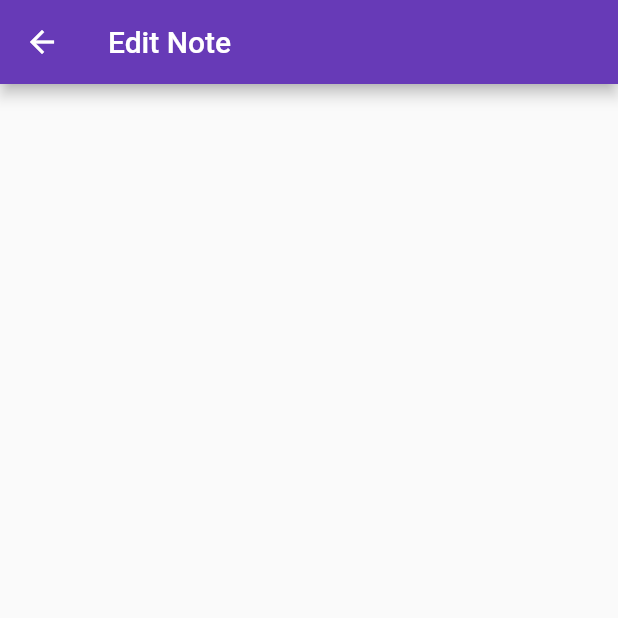
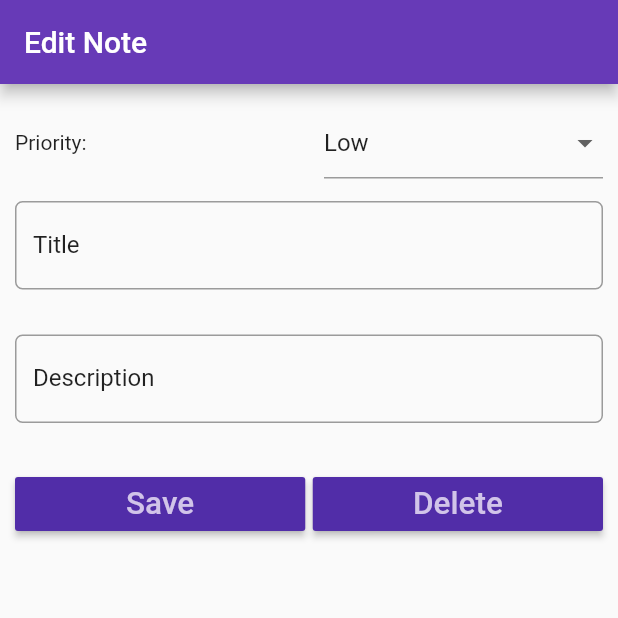
Before and after one commit to Leonardo-daVinci/notes-keeper, a Flutter app: the NoteDetail screen opened directly, on a phone screen of 412 x 824 dp, the top half of it. Run offline on Flutter 3.47's test engine with Material 2 defaults, Android fonts, the phone set to English and light mode, and no system bars.

Commit message:
Created Screens

```diff
--- a/lib/main.dart
+++ b/lib/main.dart
@@ -1,4 +1,5 @@
 import 'package:flutter/material.dart';
+import 'package:notes_app/screens/note_detail.dart';
 import 'package:notes_app/screens/note_list.dart';
 
 
@@ -14,7 +15,7 @@ class MyApp extends StatelessWidget {
       theme: ThemeData(
         primarySwatch: Colors.deepPurple,
       ),
-      home: NoteList(),
+      home: NoteDetail(),
     );
   }
 }
--- a/lib/screens/note_detail.dart
+++ b/lib/screens/note_detail.dart
@@ -6,15 +6,119 @@ class NoteDetail extends StatefulWidget {
 }
 
 class _NoteDetailState extends State<NoteDetail> {
+  final List<String> priorities = ['High', 'Mid', 'Low'];
+  TextEditingController titlecontroller = TextEditingController();
+  TextEditingController notecontroller = TextEditingController();
+
   @override
   Widget build(BuildContext context) {
+
+    TextStyle textstyle = Theme.of(context).textTheme.subhead;
+
     return Scaffold(
       appBar: AppBar(
         title: Text('Edit Note'),
       ),
 
       body: Padding(
-        padding: EdgeInsets.only(top: 15, left:10, right:10)
+        padding: EdgeInsets.only(top: 15, left:10, right:10),
+        child: Column(
+          children: <Widget>[
+            Row(
+              children: <Widget>[
+                Expanded(child: Text('Priority: ')),
+                SizedBox(width: 20),
+                Expanded(
+                  child: DropdownButtonFormField(
+                    value: 'Low',
+                    items: priorities.map((p){
+                      return DropdownMenuItem(
+                        value: p,
+                        child: Text('$p')
+                      );
+                    }).toList(),
+                    style: textstyle,
+                    onChanged: (value){
+                      setState(){
+                      }
+                    },
+                  ),
+                )
+              ],
+            ),
+
+            Padding(
+              padding: EdgeInsets.only(top: 15, bottom: 15),
+              child: TextField(
+                controller: titlecontroller,
+                style: textstyle,
+                onChanged: (value){
+
+                },
+                decoration: InputDecoration(
+                  labelText: 'Title',
+                  labelStyle: textstyle,
+                  border: OutlineInputBorder(
+                    borderRadius: BorderRadius.circular(5)
+                  ),
+                ),
+              ),
+            ),
+
+            Padding(
+              padding: EdgeInsets.only(top: 15, bottom: 15),
+              child: TextField(
+                controller: notecontroller,
+                style: textstyle,
+                onChanged: (value){
+
+                },
+                decoration: InputDecoration(
+                  labelText: 'Description',
+                  labelStyle: textstyle,
+                  border: OutlineInputBorder(
+                    borderRadius: BorderRadius.circular(5)
+                  ),
+                ),
+              ),
+            ),
+
+            Padding(
+              padding: EdgeInsets.only(top: 15, bottom: 15),
+              child: Row(
+                children: <Widget>[
+                  Expanded(
+                    child: RaisedButton(
+                      color: Theme.of(context).primaryColorDark,
+                      textColor: Theme.of(context).primaryColorLight,
+                      child: Text('Save', textScaleFactor: 1.5),
+                      onPressed: (){
+                        setState(() {
+
+                        });
+                      },
+                    ),
+                  ),
+
+                  SizedBox(width: 5,),
+
+                  Expanded(
+                    child: RaisedButton(
+                      color: Theme.of(context).primaryColorDark,
+                      textColor: Theme.of(context).primaryColorLight,
+                      child: Text('Delete', textScaleFactor: 1.5),
+                      onPressed: (){
+                        setState(() {
+
+                        });
+                      },
+                    ),
+                  ),
+                ],
+              ),
+            )
+          ],
+        )
       )
     );
   }
```
